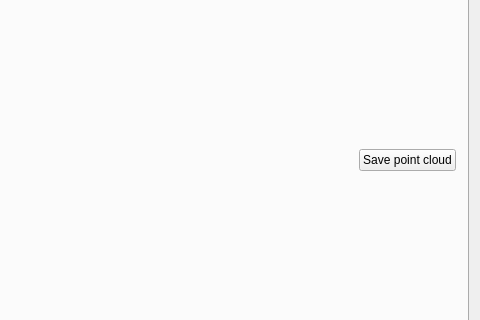
Above: src/mainwindow.ui from benknight135/stereo-vision-toolkit before the change; both pictures show x 800 to 1280 and y 250 to 570 of the 1280 by 800 pixel window. Below: the same form after it.
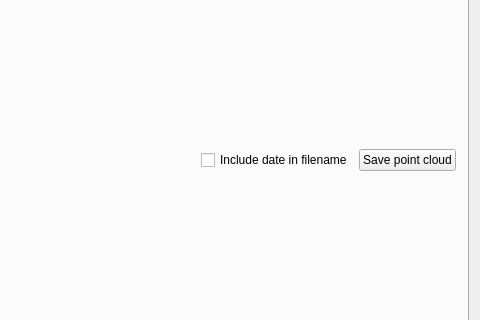
That is the form after the change. The open tabs and pages were chosen to show the change.

Commit message: Add checkbox for including date/time in filename for point clouds

What changed in the file:
```diff
--- a/src/mainwindow.ui
+++ b/src/mainwindow.ui
@@ -606,6 +606,13 @@
             </property>
            </spacer>
           </item>
+          <item>
+           <widget class="QCheckBox" name="dateInFilenameCheckbox">
+            <property name="text">
+             <string>Include date in filename</string>
+            </property>
+           </widget>
+          </item>
           <item>
            <widget class="QPushButton" name="savePointCloudButton">
             <property name="text">
```
Left out of the diff: 4 changed lines with no effect on the pictures. The commit also changes 3 other files.
